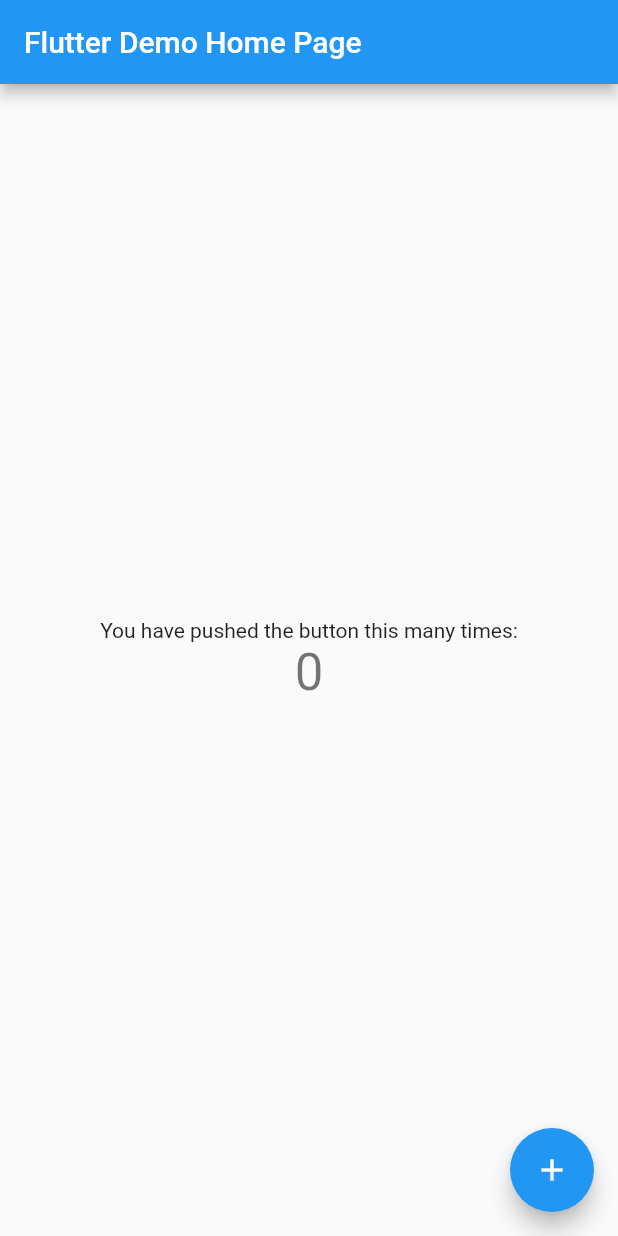
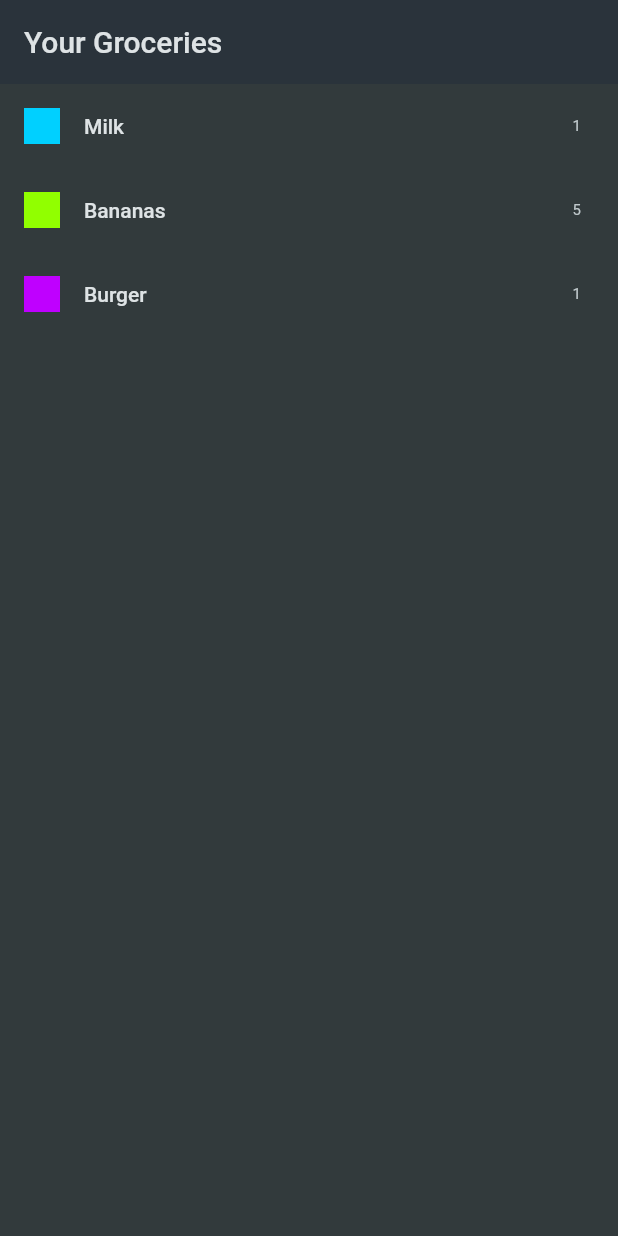
Before and after one commit to Priyanshu-24/shopping_list_flutter, a Flutter app: the screen it shows after launch, on a phone screen of 412 x 824 dp. Run offline on Flutter 3.47's test engine with Material 2 defaults, Android fonts, the phone set to English and light mode, and no system bars.

Commit message:
grocery screen added with challenge solution

```diff
--- /dev/null
+++ b/lib/data/dummy_items.dart
@@ -0,0 +1,21 @@
+import 'package:shopping_list/models/category.dart';
+import 'package:shopping_list/models/grocery_item.dart';
+import 'package:shopping_list/data/categories.dart';
+
+final groceryItems = [
+  GroceryItem(
+      id: 'a',
+      name: 'Milk',
+      quantity: 1,
+      category: categories[Categories.dairy]!),
+  GroceryItem(
+      id: 'b',
+      name: 'Bananas',
+      quantity: 5,
+      category: categories[Categories.fruit]!),
+  GroceryItem(
+      id: 'c',
+      name: 'Burger',
+      quantity: 1,
+      category: categories[Categories.convenience]!),
+];
--- a/lib/main.dart
+++ b/lib/main.dart
@@ -1,4 +1,5 @@
 import 'package:flutter/material.dart';
+import 'package:shopping_list/widgets/grocery_list.dart';
 
 void main() {
   runApp(const MyApp());
@@ -11,105 +12,17 @@ class MyApp extends StatelessWidget {
   @override
   Widget build(BuildContext context) {
     return MaterialApp(
-      title: 'Flutter Demo',
-      theme: ThemeData(
-        // This is the theme of your application.
-        //
-        // Try running your application with "flutter run". You'll see the
-        // application has a blue toolbar. Then, without quitting the app, try
-        // changing the primarySwatch below to Colors.green and then invoke
-        // "hot reload" (press "r" in the console where you ran "flutter run",
-        // or simply save your changes to "hot reload" in a Flutter IDE).
-        // Notice that the counter didn't reset back to zero; the application
-        // is not restarted.
-        primarySwatch: Colors.blue,
+      title: 'Flutter Groceries',
+      theme: ThemeData.dark().copyWith(
+        useMaterial3: true,
+        colorScheme: ColorScheme.fromSeed(
+          seedColor: const Color.fromARGB(255, 147, 229, 250),
+          brightness: Brightness.dark,
+          surface: const Color.fromARGB(255, 42, 51, 59),
+        ),
+        scaffoldBackgroundColor: const Color.fromARGB(255, 50, 58, 60),
       ),
-      home: const MyHomePage(title: 'Flutter Demo Home Page'),
+      home: const GroceryList(),
     );
   }
 }
-
-class MyHomePage extends StatefulWidget {
-  const MyHomePage({super.key, required this.title});
-
-  // This widget is the home page of your application. It is stateful, meaning
-  // that it has a State object (defined below) that contains fields that affect
-  // how it looks.
-
-  // This class is the configuration for the state. It holds the values (in this
-  // case the title) provided by the parent (in this case the App widget) and
-  // used by the build method of the State. Fields in a Widget subclass are
-  // always marked "final".
-
-  final String title;
-
-  @override
-  State<MyHomePage> createState() => _MyHomePageState();
-}
-
-class _MyHomePageState extends State<MyHomePage> {
-  int _counter = 0;
-
-  void _incrementCounter() {
-    setState(() {
-      // This call to setState tells the Flutter framework that something has
-      // changed in this State, which causes it to rerun the build method below
-      // so that the display can reflect the updated values. If we changed
-      // _counter without calling setState(), then the build method would not be
-      // called again, and so nothing would appear to happen.
-      _counter++;
-    });
-  }
-
-  @override
-  Widget build(BuildContext context) {
-    // This method is rerun every time setState is called, for instance as done
-    // by the _incrementCounter method above.
-    //
-    // The Flutter framework has been optimized to make rerunning build methods
-    // fast, so that you can just rebuild anything that needs updating rather
-    // than having to individually change instances of widgets.
-    return Scaffold(
-      appBar: AppBar(
-        // Here we take the value from the MyHomePage object that was created by
-        // the App.build method, and use it to set our appbar title.
-        title: Text(widget.title),
-      ),
-      body: Center(
-        // Center is a layout widget. It takes a single child and positions it
-        // in the middle of the parent.
-        child: Column(
-          // Column is also a layout widget. It takes a list of children and
-          // arranges them vertically. By default, it sizes itself to fit its
-          // children horizontally, and tries to be as tall as its parent.
-          //
-          // Invoke "debug painting" (press "p" in the console, choose the
-          // "Toggle Debug Paint" action from the Flutter Inspector in Android
-          // Studio, or the "Toggle Debug Paint" command in Visual Studio Code)
-          // to see the wireframe for each widget.
-          //
-          // Column has various properties to control how it sizes itself and
-          // how it positions its children. Here we use mainAxisAlignment to
-          // center the children vertically; the main axis here is the vertical
-          // axis because Columns are vertical (the cross axis would be
-          // horizontal).
-          mainAxisAlignment: MainAxisAlignment.center,
-          children: <Widget>[
-            const Text(
-              'You have pushed the button this many times:',
-            ),
-            Text(
-              '$_counter',
-              style: Theme.of(context).textTheme.headlineMedium,
-            ),
-          ],
-        ),
-      ),
-      floatingActionButton: FloatingActionButton(
-        onPressed: _incrementCounter,
-        tooltip: 'Increment',
-        child: const Icon(Icons.add),
-      ), // This trailing comma makes auto-formatting nicer for build methods.
-    );
-  }
-}
--- /dev/null
+++ b/lib/widgets/grocery_list.dart
@@ -0,0 +1,29 @@
+import 'package:flutter/material.dart';
+import 'package:shopping_list/data/dummy_items.dart';
+
+class GroceryList extends StatelessWidget {
+  const GroceryList({super.key});
+
+  @override
+  Widget build(BuildContext context) {
+    return Scaffold(
+      appBar: AppBar(
+        title: const Text('Your Groceries'),
+      ),
+      body: ListView.builder(
+        itemCount: groceryItems.length,
+        itemBuilder: (ctx, index) => ListTile(
+          title: Text(groceryItems[index].name),
+          leading: Container(
+            width: 24,
+            height: 24,
+            color: groceryItems[index].category.color,
+          ),
+          trailing: Text(
+            groceryItems[index].quantity.toString(),
+          ),
+        ),
+      ),
+    );
+  }
+}
```
Also changed, not shown: lib/data/categories.dart (added, +41 -0 lines), lib/models/category.dart (added, +20 -0 lines), lib/models/grocery_item.dart (added, +15 -0 lines).
